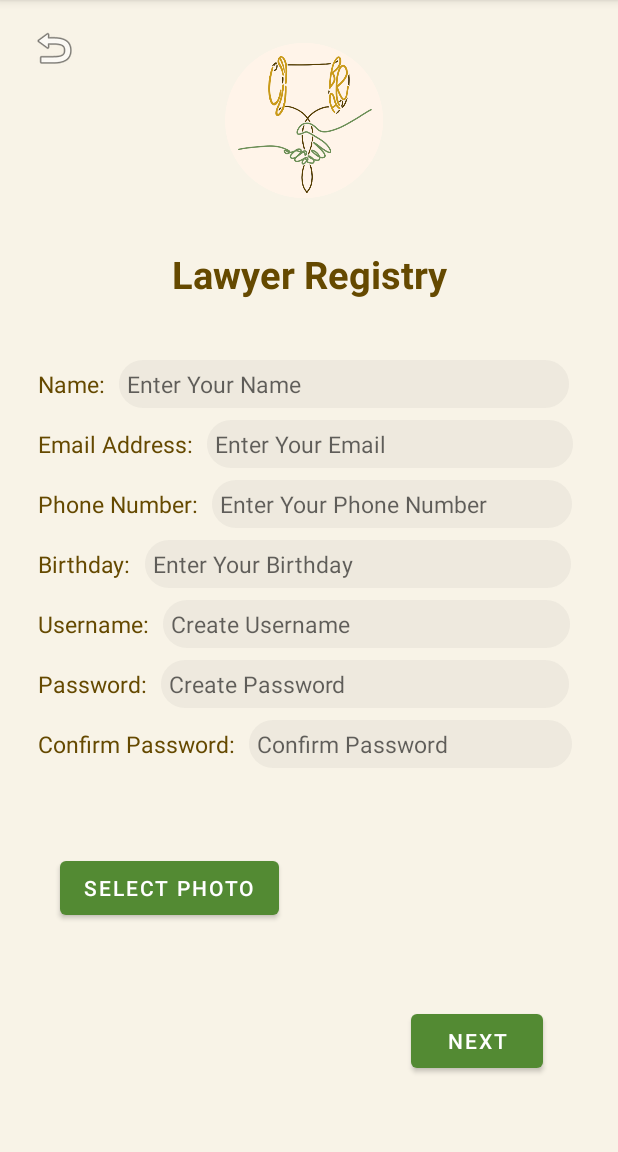
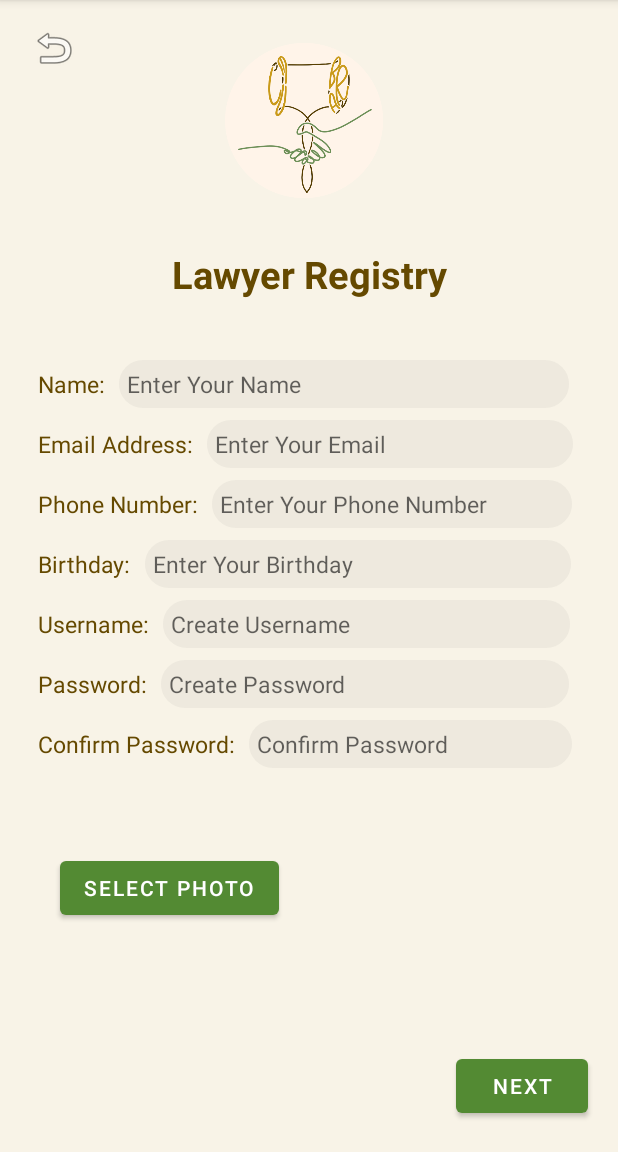
Before and after one commit to paceuniversity/cs389s2022team3, an Android app: the LawLogPg1 screen opened directly, with no data from a screen before it, on a phone screen of 412 x 824 dp, the part 84-1236 px from its top. Run offline under Robolectric (Android 15) with nearby library versions, the phone set to English and light mode, and no system bars; pictures from the network do not load.

Commit message:
adjusted margin - LawPage1

```diff
--- a/LumBar/app/src/main/java/com/pace/lumbar/ClientProfCreation.java
+++ b/LumBar/app/src/main/java/com/pace/lumbar/ClientProfCreation.java
@@ -36,7 +36,7 @@ public class ClientProfCreation extends AppCompatActivity {
         getSupportActionBar().setTitle("Profile Creation");
 
         namePt = findViewById(R.id.etFname);
-        agePicker = findViewById(R.id.bday);
+        agePicker = findViewById(R.id.phone);
         cityPt = findViewById(R.id.cityPlainText);
         profSelectBtn = findViewById(R.id.uploadImgBtn);
         profImageView = findViewById(R.id.profileImgView);
--- a/LumBar/app/src/main/res/layout/activity_law_log_pg1.xml
+++ b/LumBar/app/src/main/res/layout/activity_law_log_pg1.xml
@@ -202,8 +202,8 @@
         android:layout_width="wrap_content"
         android:layout_height="wrap_content"
         android:layout_gravity="right"
-        android:layout_marginEnd="50dp"
-        android:layout_marginBottom="50dp"
+        android:layout_marginEnd="20dp"
+        android:layout_marginBottom="20dp"
         android:text="Next"
         app:layout_constraintBottom_toBottomOf="parent"
         app:layout_constraintEnd_toEndOf="parent" />
```
